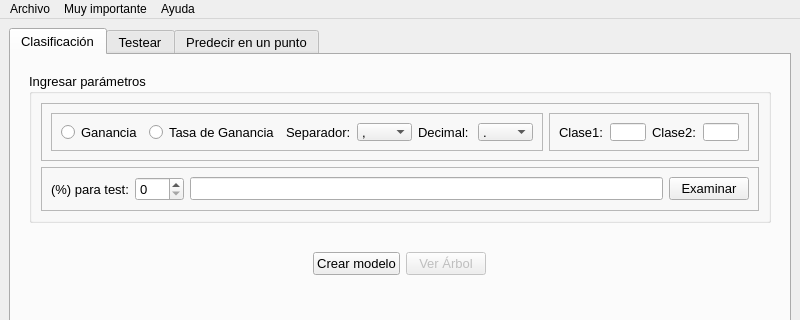
Old version of the form window.ui in the repository gabrielhruza/iatpi; both pictures show x 0 to 800 and y 0 to 320 of the 800 by 600 pixel window.
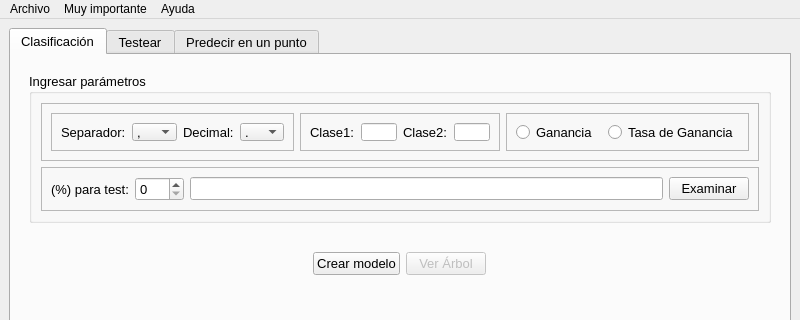
New version of the form. Custom widgets are drawn as their Qt base class.

Patch:
```diff
--- a/window.ui
+++ b/window.ui
@@ -61,10 +61,10 @@
                 </property>
                 <layout class="QHBoxLayout" name="horizontalLayout_12">
                  <item>
-                  <widget class="QFrame" name="frame_2">
+                  <widget class="QFrame" name="frame_6">
                    <property name="maximumSize">
                     <size>
-                     <width>500</width>
+                     <width>300</width>
                      <height>16777215</height>
                     </size>
                    </property>
@@ -74,21 +74,7 @@
                    <property name="frameShadow">
                     <enum>QFrame::Raised</enum>
                    </property>
-                   <layout class="QHBoxLayout" name="horizontalLayout_2">
-                    <item>
-                     <widget class="QRadioButton" name="ganancia">
-                      <property name="text">
-                       <string>Ganancia</string>
-                      </property>
-                     </widget>
-                    </item>
-                    <item>
-                     <widget class="QRadioButton" name="t_ganancia">
-                      <property name="text">
-                       <string>Tasa de Ganancia</string>
-                      </property>
-                     </widget>
-                    </item>
+                   <layout class="QHBoxLayout" name="horizontalLayout_14">
                     <item>
                      <widget class="QLabel" name="label_2">
                       <property name="text">
@@ -189,6 +175,38 @@
                    </layout>
                   </widget>
                  </item>
+                 <item>
+                  <widget class="QFrame" name="frame_2">
+                   <property name="maximumSize">
+                    <size>
+                     <width>300</width>
+                     <height>16777215</height>
+                    </size>
+                   </property>
+                   <property name="frameShape">
+                    <enum>QFrame::StyledPanel</enum>
+                   </property>
+                   <property name="frameShadow">
+                    <enum>QFrame::Raised</enum>
+                   </property>
+                   <layout class="QHBoxLayout" name="horizontalLayout_2">
+                    <item>
+                     <widget class="QRadioButton" name="ganancia">
+                      <property name="text">
+                       <string>Ganancia</string>
+                      </property>
+                     </widget>
+                    </item>
+                    <item>
+                     <widget class="QRadioButton" name="t_ganancia">
+                      <property name="text">
+                       <string>Tasa de Ganancia</string>
+                      </property>
+                     </widget>
+                    </item>
+                   </layout>
+                  </widget>
+                 </item>
                 </layout>
                </widget>
               </item>
```
